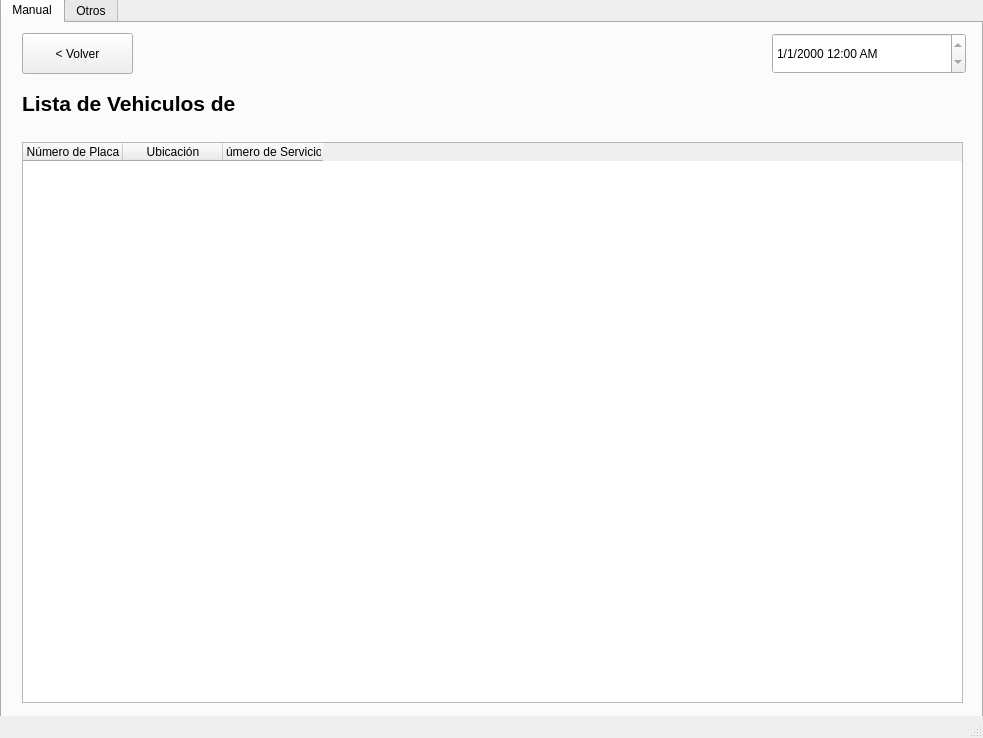
First picture: the form in src/centro_garantia_vehiculos/centrogarantiavehiculo.ui, repository gabrielmj23/taller-mecanico-so, before the edit.
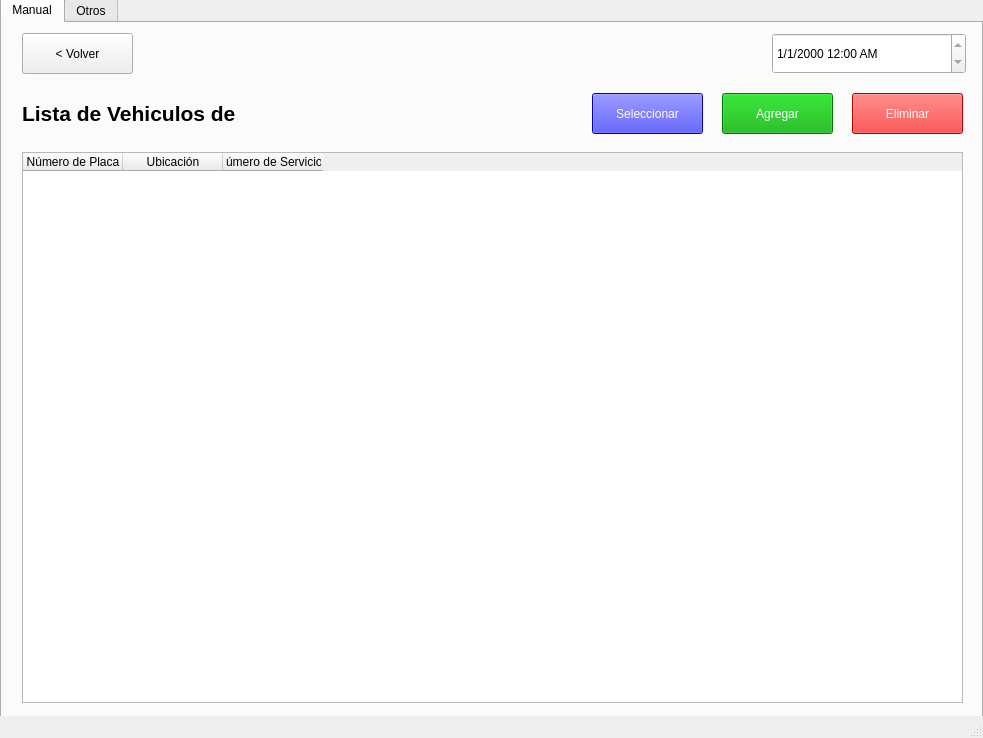
Second picture: the form after the edit. The open tabs and pages were chosen to show the change.

Diff of the .ui file:
```diff
--- a/src/centro_garantia_vehiculos/centrogarantiavehiculo.ui
+++ b/src/centro_garantia_vehiculos/centrogarantiavehiculo.ui
@@ -219,9 +219,9 @@
         <property name="geometry">
          <rect>
           <x>20</x>
-          <y>119</y>
+          <y>129</y>
           <width>941</width>
-          <height>561</height>
+          <height>551</height>
          </rect>
         </property>
         <property name="sizePolicy">
@@ -250,7 +250,7 @@
         <property name="geometry">
          <rect>
           <x>20</x>
-          <y>60</y>
+          <y>70</y>
           <width>531</width>
           <height>41</height>
          </rect>
@@ -281,6 +281,57 @@
          <string>d/M/yyyy h:mm AP</string>
         </property>
        </widget>
+       <widget class="QPushButton" name="pushButton_4">
+        <property name="geometry">
+         <rect>
+          <x>590</x>
+          <y>70</y>
+          <width>111</width>
+          <height>41</height>
+         </rect>
+        </property>
+        <property name="styleSheet">
+         <string notr="true">background-color: rgb(0, 0, 255);
+color: rgb(255, 255, 255);</string>
+        </property>
+        <property name="text">
+         <string>Seleccionar</string>
+        </property>
+       </widget>
+       <widget class="QPushButton" name="pushButton_6">
+        <property name="geometry">
+         <rect>
+          <x>850</x>
+          <y>70</y>
+          <width>111</width>
+          <height>41</height>
+         </rect>
+        </property>
+        <property name="styleSheet">
+         <string notr="true">background-color: rgb(255, 0, 0);
+color: rgb(255, 255, 255);</string>
+        </property>
+        <property name="text">
+         <string>Eliminar</string>
+        </property>
+       </widget>
+       <widget class="QPushButton" name="pushButton_7">
+        <property name="geometry">
+         <rect>
+          <x>720</x>
+          <y>70</y>
+          <width>111</width>
+          <height>41</height>
+         </rect>
+        </property>
+        <property name="styleSheet">
+         <string notr="true">background-color: rgb(0, 170, 0);
+color: rgb(255, 255, 255);</string>
+        </property>
+        <property name="text">
+         <string>Agregar</string>
+        </property>
+       </widget>
       </widget>
       <widget class="QWidget" name="page_3"/>
      </widget>
```
Left out of the diff: 5 changed lines with no effect on the pictures.
